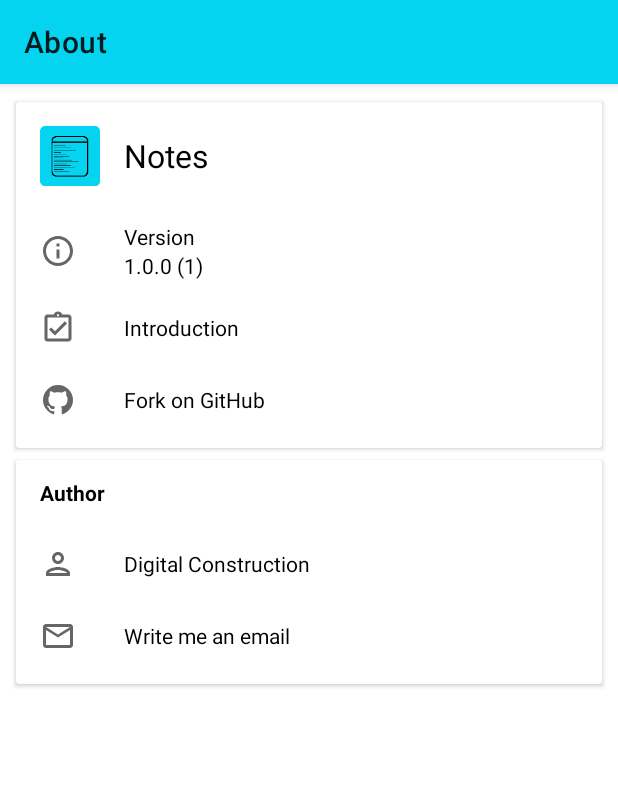
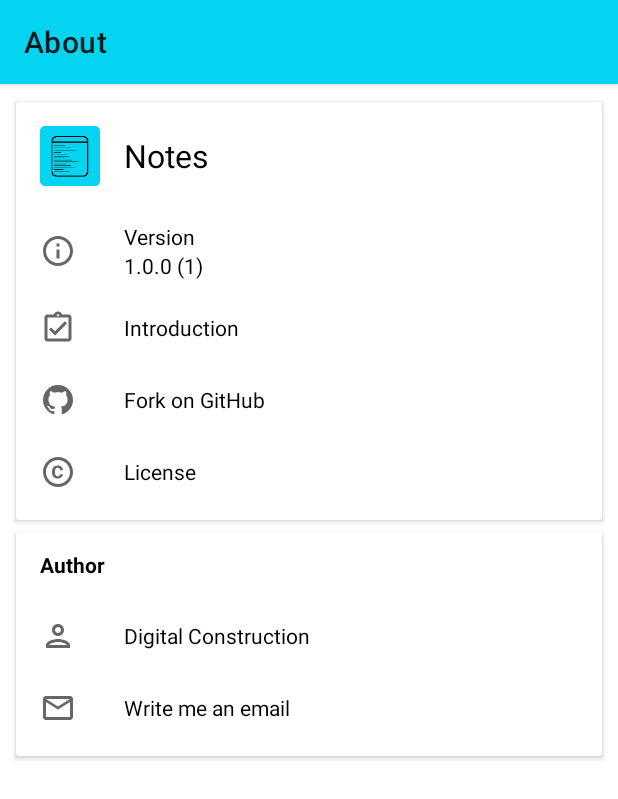
Before and after one commit to DVT01/Notes, an Android app: the fragment AboutFragment placed in its activity, on a phone screen of 412 x 824 dp. Shown: the top 799 px of the screen. Run offline under Robolectric (Android 15) with nearby library versions, the light colour scheme and no system bars; our stand-ins replace Room's generated code, Timber; 1 statement that could not run was skipped.

Commit message:
Added license section in about page

```diff
--- a/app/src/main/java/com/digital/construction/notes/fragments/AboutFragment.kt
+++ b/app/src/main/java/com/digital/construction/notes/fragments/AboutFragment.kt
@@ -16,12 +16,14 @@ import com.digital.construction.notes.activities.MainIntroActivity
 
 private const val GITHUB = "https://github.com/diego-velez/Notes"
 private const val AUTHOR_EMAIL = "digital.construction.dev@gmail.com"
+private const val LICENSE_URL = "https://digital-construction.mit-license.org"
 
 class AboutFragment : Fragment() {
 
     private lateinit var appVersionTextView: AppCompatTextView
     private lateinit var introductionLinearLayoutCompat: LinearLayoutCompat
     private lateinit var forkOnGitHubLinearLayoutCompat: LinearLayoutCompat
+    private lateinit var licenseLinearLayoutCompat: LinearLayoutCompat
     private lateinit var writeEmailLinearLayoutCompat: LinearLayoutCompat
 
     override fun onCreateView(
@@ -33,6 +35,7 @@ class AboutFragment : Fragment() {
             appVersionTextView = findViewById(R.id.app_version)
             introductionLinearLayoutCompat = findViewById(R.id.introduction)
             forkOnGitHubLinearLayoutCompat = findViewById(R.id.fork_on_github)
+            licenseLinearLayoutCompat = findViewById(R.id.license)
             writeEmailLinearLayoutCompat = findViewById(R.id.write_me_an_email)
 
             appVersionTextView.text =
@@ -44,6 +47,10 @@ class AboutFragment : Fragment() {
 
             forkOnGitHubLinearLayoutCompat.setOnClickListener {
                 openUrl(GITHUB)
+            }
+
+            licenseLinearLayoutCompat.setOnClickListener {
+                openUrl(LICENSE_URL)
             }
 
             writeEmailLinearLayoutCompat.setOnClickListener {
--- /dev/null
+++ b/app/src/main/res/drawable/ic_outline_copyright_24.xml
@@ -0,0 +1,10 @@
+<vector xmlns:android="http://schemas.android.com/apk/res/android"
+    android:width="24dp"
+    android:height="24dp"
+    android:viewportWidth="24"
+    android:viewportHeight="24"
+    android:tint="?attr/colorControlNormal">
+  <path
+      android:fillColor="@android:color/white"
+      android:pathData="M10.08,10.86c0.05,-0.33 0.16,-0.62 0.3,-0.87s0.34,-0.46 0.59,-0.62c0.24,-0.15 0.54,-0.22 0.91,-0.23 0.23,0.01 0.44,0.05 0.63,0.13 0.2,0.09 0.38,0.21 0.52,0.36s0.25,0.33 0.34,0.53 0.13,0.42 0.14,0.64h1.79c-0.02,-0.47 -0.11,-0.9 -0.28,-1.29s-0.4,-0.73 -0.7,-1.01 -0.66,-0.5 -1.08,-0.66 -0.88,-0.23 -1.39,-0.23c-0.65,0 -1.22,0.11 -1.7,0.34s-0.88,0.53 -1.2,0.92 -0.56,0.84 -0.71,1.36S8,11.29 8,11.87v0.27c0,0.58 0.08,1.12 0.23,1.64s0.39,0.97 0.71,1.35 0.72,0.69 1.2,0.91c0.48,0.22 1.05,0.34 1.7,0.34 0.47,0 0.91,-0.08 1.32,-0.23s0.77,-0.36 1.08,-0.63 0.56,-0.58 0.74,-0.94 0.29,-0.74 0.3,-1.15h-1.79c-0.01,0.21 -0.06,0.4 -0.15,0.58s-0.21,0.33 -0.36,0.46 -0.32,0.23 -0.52,0.3c-0.19,0.07 -0.39,0.09 -0.6,0.1 -0.36,-0.01 -0.66,-0.08 -0.89,-0.23 -0.25,-0.16 -0.45,-0.37 -0.59,-0.62s-0.25,-0.55 -0.3,-0.88 -0.08,-0.67 -0.08,-1v-0.27c0,-0.35 0.03,-0.68 0.08,-1.01zM12,2C6.48,2 2,6.48 2,12s4.48,10 10,10 10,-4.48 10,-10S17.52,2 12,2zM12,20c-4.41,0 -8,-3.59 -8,-8s3.59,-8 8,-8 8,3.59 8,8 -3.59,8 -8,8z"/>
+</vector>
--- a/app/src/main/res/layout/fragment_about.xml
+++ b/app/src/main/res/layout/fragment_about.xml
@@ -143,6 +143,32 @@
 
                     </androidx.appcompat.widget.LinearLayoutCompat>
 
+                    <androidx.appcompat.widget.LinearLayoutCompat
+                        android:id="@+id/license"
+                        android:layout_width="match_parent"
+                        android:layout_height="wrap_content"
+                        android:clickable="true"
+                        android:gravity="center_vertical"
+                        android:minHeight="48dp"
+                        android:orientation="horizontal"
+                        android:paddingLeft="16dp"
+                        android:paddingRight="16dp"
+                        tools:ignore="KeyboardInaccessibleWidget">
+
+                        <androidx.appcompat.widget.AppCompatImageView
+                            android:layout_width="24dp"
+                            android:layout_height="24dp"
+                            app:srcCompat="@drawable/ic_outline_copyright_24" />
+
+                        <androidx.appcompat.widget.AppCompatTextView
+                            android:layout_width="wrap_content"
+                            android:layout_height="wrap_content"
+                            android:layout_marginStart="32dp"
+                            android:paddingVertical="8dp"
+                            android:text="@string/license" />
+
+                    </androidx.appcompat.widget.LinearLayoutCompat>
+
                 </androidx.appcompat.widget.LinearLayoutCompat>
 
             </androidx.cardview.widget.CardView>
--- a/app/src/main/res/values/strings.xml
+++ b/app/src/main/res/values/strings.xml
@@ -58,6 +58,7 @@
     <string name="write_me_an_email">Write me an email</string>
     <string name="app_version" translatable="false">%s (%d)</string>
     <string name="introduction">Introduction</string>
+    <string name="license">License</string>
 
     <!-- Introduction -->
     <string name="app_description">Welcome to a new, modern and beautiful app used to write down notes.</string>
```
Also changed, not shown: 1 other file.
